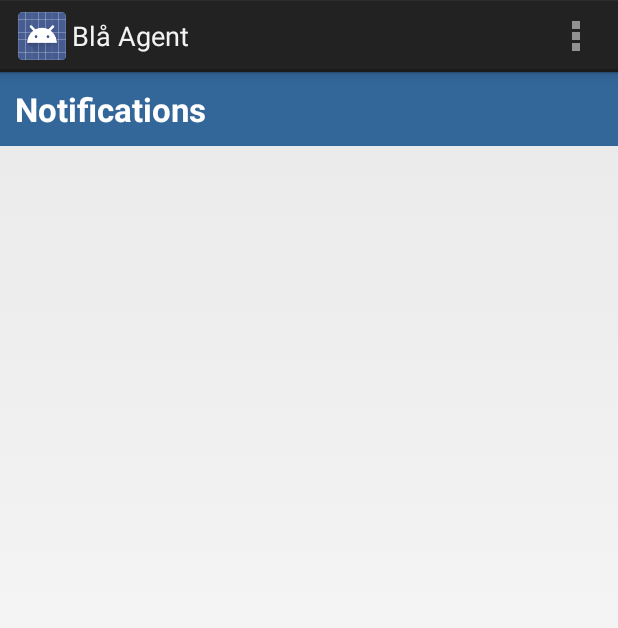
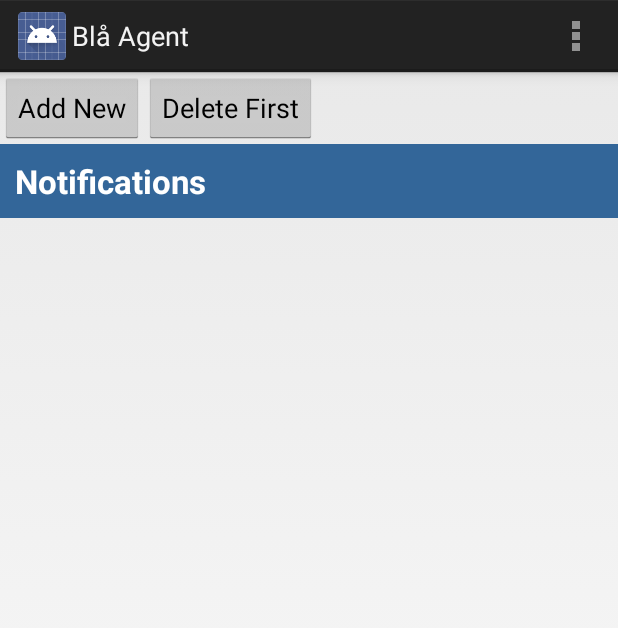
Before and after one commit to patbur-8/BlaAgentProject, an Android app: the screen it shows after launch (MainActivity), on a phone screen of 412 x 824 dp. Shown: the top 628 px of the screen. Run offline under Robolectric (Android 15) with nearby library versions, the phone set to English and light mode, and no system bars.

Commit message:
Improved notification list

```diff
--- a/BlaAgent/src/main/java/com/ismobile/blaagent/MainActivity.java
+++ b/BlaAgent/src/main/java/com/ismobile/blaagent/MainActivity.java
@@ -16,6 +16,8 @@ import java.util.List;
 import java.util.Random;
 
 public class MainActivity extends ListActivity {
+    private List<NotificationItem> values;
+    private NotificationAdapter adapter;
     private NotificationItemsDataSource datasource;
     StatusNotificationIntent sn = new StatusNotificationIntent(this);
     BackgroundService bs = new BackgroundService(this);
@@ -31,12 +33,11 @@ public class MainActivity extends ListActivity {
         datasource = new NotificationItemsDataSource(this);
         datasource.open();
 
-        List<NotificationItem> values = datasource.getAllNotificationItems();
+        values = datasource.getAllNotificationItems();
 
         // Use the SimpleCursorAdapter to show the
         // elements in a ListView
-        NotificationAdapter adapter = new NotificationAdapter(this,
-                R.layout.custom_list_item, values);
+        adapter = new NotificationAdapter(this, R.layout.custom_list_item, values);
         //setListAdapter(adapter);
 
 
@@ -50,28 +51,35 @@ public class MainActivity extends ListActivity {
 
     // Will be called via the onClick attribute
     // of the buttons in main.xml
-   /* public void onClick(View view) {
+   public void onClick(View view) {
         @SuppressWarnings("unchecked")
-        ArrayAdapter<NotificationItem> adapter = (ArrayAdapter<NotificationItem>) getListAdapter();
-        NotificationItem NotificationItem = null;
+        //NotificationAdapter adapter = (NotificationAdapter) listView1.getAdapter();
+        NotificationItem notificationItem = null;
         switch (view.getId()) {
             case R.id.add:
+                Log.d("WORKING", "ISIT2");
                 String[] NotificationItems = new String[] { "Cool", "Very nice", "Hate it" };
                 int nextInt = new Random().nextInt(3);
                 // Save the new NotificationItem to the database
-                NotificationItem = datasource.createNotificationItem("HEJSAN","qwe","RWER","123","124",0.1f,0.2f, NotificationItems ,"5 man123");
-                adapter.add(NotificationItem);
+
+                notificationItem = datasource.createNotificationItem("HEJSAN2222","qwe","RWER","123","124",0.1f,0.2f, NotificationItems ,"5 man123");
+                Log.d("WORKING", "ISIT3");
+                adapter.add(notificationItem);
+                Log.d("WORKING", "ISIT4");
+                //adapter.notifyDataSetChanged();
+                Log.d("WORKING", "ISIT5");
                 break;
             case R.id.delete:
                 if (getListAdapter().getCount() > 0) {
-                    NotificationItem = (NotificationItem) getListAdapter().getItem(0);
-                    datasource.deleteNotificationItem(NotificationItem);
-                    adapter.remove(NotificationItem);
+                    notificationItem = (NotificationItem) getListAdapter().getItem(0);
+                    datasource.deleteNotificationItem(notificationItem);
+                    adapter.remove(notificationItem);
                 }
                 break;
         }
+       //((NotificationAdapter)((ListView)findViewById(android.R.id.list)).getAdapter()).notifyDataSetChanged();
         adapter.notifyDataSetChanged();
-    }*/
+    }
 
 
     @Override
--- a/BlaAgent/src/main/java/com/ismobile/blaagent/sqlite/SQLHelper.java
+++ b/BlaAgent/src/main/java/com/ismobile/blaagent/sqlite/SQLHelper.java
@@ -34,7 +34,7 @@ public class SQLHelper extends SQLiteOpenHelper {
             + COLUMN_START + " text not null, "
             + COLUMN_STOP + " text not null, "
             + COLUMN_TYPE + " text not null, "
-            + COLUMN_DATE + " datetime default current_timestamp);";
+            + COLUMN_DATE + " integer not null);";
 
     public SQLHelper(Context context) {
         super(context, DATABASE_NAME, null, DATABASE_VERSION);
--- a/BlaAgent/src/main/res/layout/activity_main.xml
+++ b/BlaAgent/src/main/res/layout/activity_main.xml
@@ -4,7 +4,7 @@
               android:layout_height="match_parent"
               android:orientation="vertical" >
 
-   <!-- <LinearLayout
+    <LinearLayout
             android:id="@+id/group"
             android:layout_width="wrap_content"
             android:layout_height="wrap_content" >
@@ -23,7 +23,7 @@
                 android:text="Delete First"
                 android:onClick="onClick"/>
 
-    </LinearLayout> -->
+    </LinearLayout>
 
     <ListView
             android:id="@android:id/list"
```
Also changed, not shown: BlaAgent/src/main/java/com/ismobile/blaagent/NotificationAdapter.java (+3 -18 lines), BlaAgent/src/main/java/com/ismobile/blaagent/sqlite/NotificationItem.java (+9 -6 lines), BlaAgent/src/main/java/com/ismobile/blaagent/sqlite/NotificationItemsDataSource.java (+14 -3 lines).
